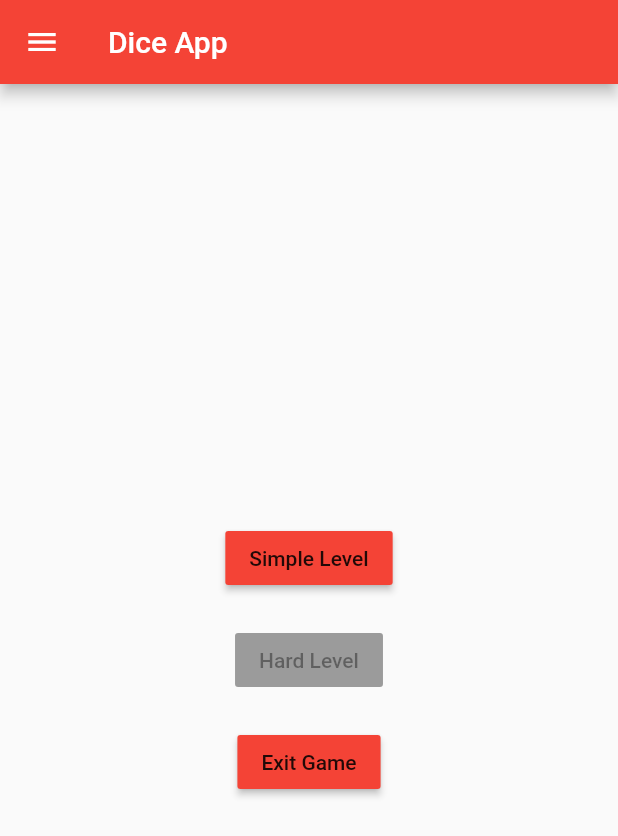
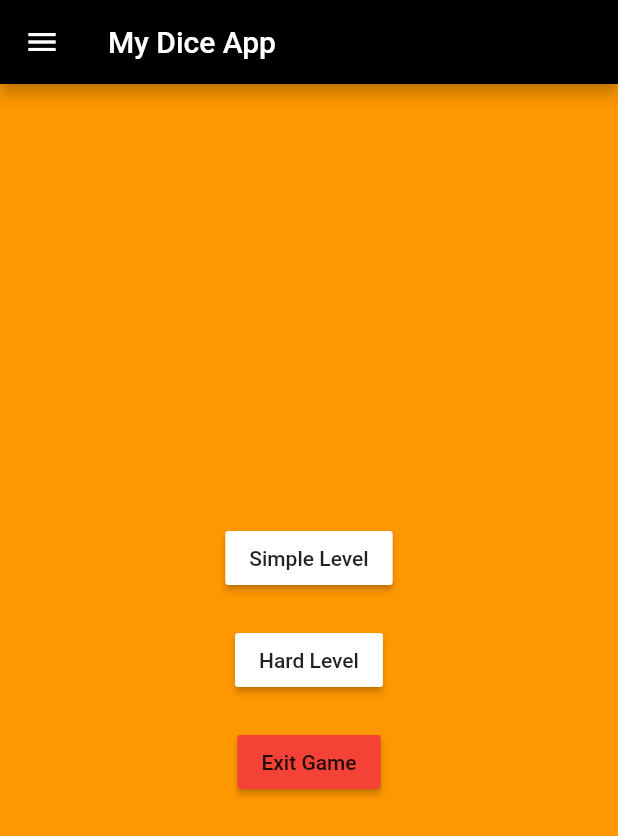
Before and after one commit to madiharafiq/sp17-BCS-020, a Flutter app: the screen it shows after launch, on a phone screen of 412 x 824 dp. Shown: the top 836 px of the screen. Run offline on Flutter 3.47's test engine with Material 2 defaults, Android fonts, the phone set to English and light mode, and no system bars; project files that could hold a hidden picture were left out.

Commit message:
Main Screen Add

```diff
--- a/my_dice_app/lib/home.dart
+++ b/my_dice_app/lib/home.dart
@@ -14,7 +14,8 @@ class _homepageState extends State<homepage> {
   @override
   Widget build(BuildContext context) {
     return Scaffold(
-      appBar: AppBar(backgroundColor: Colors.red, title: Text('Dice App')),
+      backgroundColor: Colors.orange,
+      appBar: AppBar(backgroundColor: Colors.black, title: Text('My Dice App')),
       drawer: Drawer(
         child: navigationbar(),
       ),
@@ -23,7 +24,7 @@ class _homepageState extends State<homepage> {
           mainAxisAlignment: MainAxisAlignment.center,
           children: [
             RaisedButton(
-              color: Colors.red,
+              color: Colors.white,
               child: Text('Simple Level'),
               onPressed: () {
                 Navigator.push(
@@ -36,14 +37,14 @@ class _homepageState extends State<homepage> {
               height: 20,
             ),
             RaisedButton(
-              color: Colors.red,
+              color: Colors.white,
               child: Text('Hard Level'),
-              // onPressed: () {
-              //   Navigator.push(
-              //     context,
-              //     MaterialPageRoute(builder: (context) => MyHomePage()),
-              //   );
-              // },
+              onPressed: () {
+                Navigator.push(
+                  context,
+                  MaterialPageRoute(builder: (context) => Dicepage()),
+                );
+              },
             ),
             SizedBox(
               height: 20,
--- a/my_dice_app/pubspec.yaml
+++ b/my_dice_app/pubspec.yaml
@@ -73,9 +73,3 @@ flutter:
   #       - asset: fonts/TrajanPro_Bold.ttf
   #         weight: 700
   #
-  fonts:
-    - family: Pacifico
-      fonts:
-        - asset: font/Pacifico.ttf
-  # For details regarding fonts from package dependencies,
-  # see https://flutter.dev/custom-fonts/#from-packages
```
